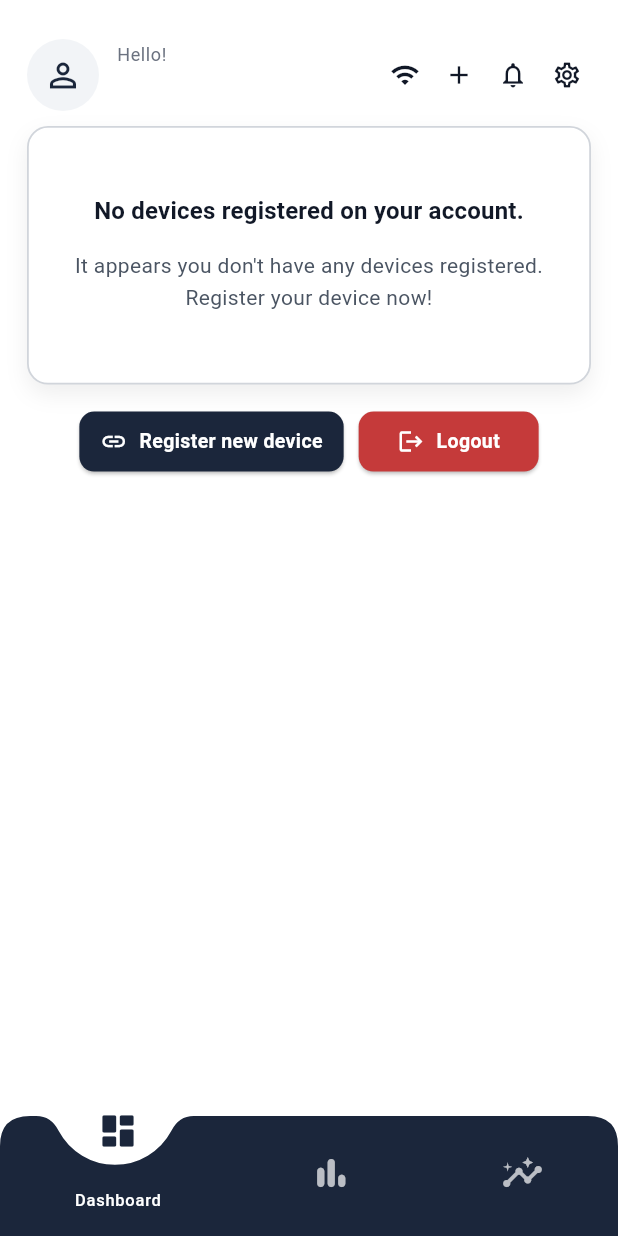
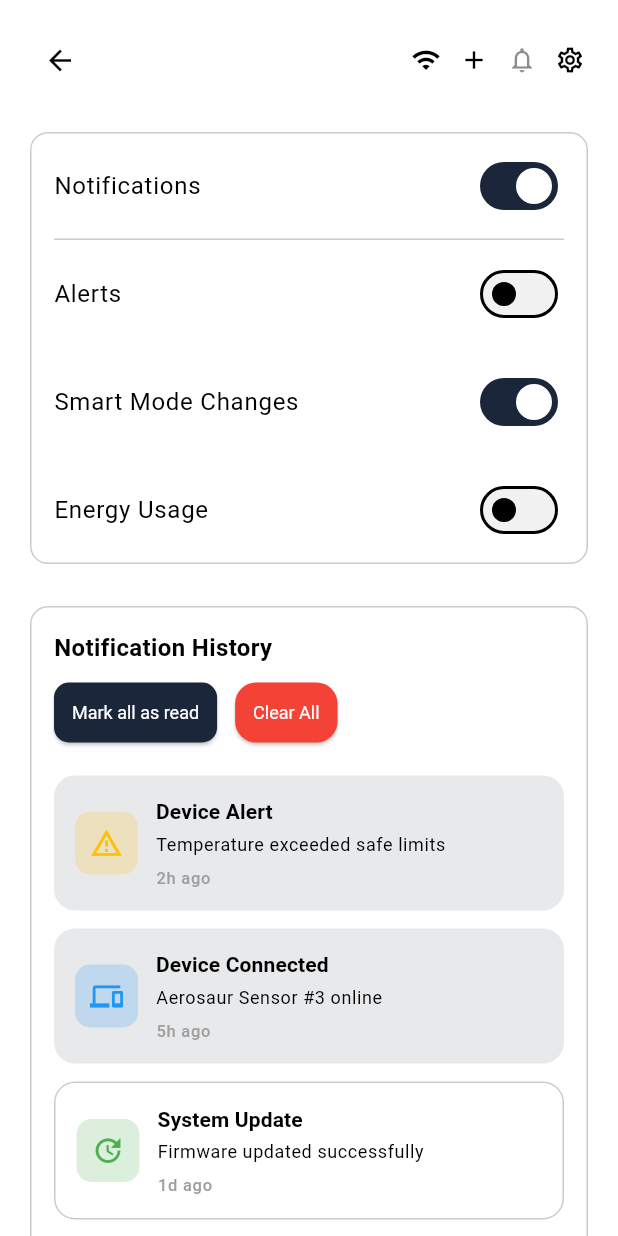
Before and after one commit to RedPatata13/aerosaurreal, a Flutter app: the HomeContent screen opened directly, after a tap on the "notifications none" icon, on a phone screen of 412 x 824 dp. Run offline on Flutter 3.47's test engine with Material 3 defaults, Android fonts, the light colour scheme and no system bars; our stand-ins replace cloud_firestore, firebase_auth, firebase_core, flutter_dotenv, google_sign_in, permission_handler; missing offline and left inert: app_settings, network_info_plus; accounts and stored records are empty; project files that could hold a hidden picture were left out.

Commit message:
notif ui

```diff
--- a/lib/main.dart
+++ b/lib/main.dart
@@ -10,7 +10,7 @@ import 'pages/device_management/device_management.dart';
 import 'package:flutter_dotenv/flutter_dotenv.dart';
 import 'theme/app_theme.dart';
 import 'routes/routes.dart';
-import 'pages/notfications.dart';
+import 'pages/notifications/notfications.dart';
 import 'pages/device_management/device_management_args.dart';
 import 'pages/location_gate.dart';
 
@@ -61,7 +61,7 @@ class _MyAppState extends State<MyApp> {
         AppRoutes.login: (_) => const LoginPage(),
         AppRoutes.home: (_) => const LocationGate(child: HomePage()),
         AppRoutes.settings: (_) => const SettingsPage(),
-        AppRoutes.notifications: (_) => const NotficationsPage(),
+        AppRoutes.notifications: (_) => const NotificationsPage(),
       },
 
       onGenerateRoute: (settings) {
--- a/lib/pages/home/widgets/home_header.dart
+++ b/lib/pages/home/widgets/home_header.dart
@@ -2,6 +2,7 @@ import 'package:flutter/material.dart';
 import '../../settings/settings.dart';
 import '../../../platform/system_settings.dart';
 import 'top_icon_button.dart';
+import '../../../routes/routes.dart';
 
 class HomeHeader extends StatelessWidget {
   final String username;
@@ -96,17 +97,19 @@ class HomeHeader extends StatelessWidget {
           ),
           const SizedBox(width: 4),
           TopIconButton(
-            onPressed: () {},
+            onPressed: () {
+              Navigator.of(context).pushNamed(AppRoutes.notifications);
+            },
             icon: Icons.notifications_none,
             tooltip: 'Notifications',
             color: iconColor,
           ),
+
           const SizedBox(width: 4),
+
           TopIconButton(
             onPressed: () {
-              Navigator.of(context).push(
-                MaterialPageRoute(builder: (context) => const SettingsPage()),
-              );
+              Navigator.of(context).pushNamed(AppRoutes.settings);
             },
             icon: Icons.settings_outlined,
             tooltip: 'Settings',
--- a/lib/pages/notfications.dart
+++ /dev/null
@@ -1,13 +0,0 @@
-import 'package:flutter/material.dart';
-
-class NotficationsPage extends StatelessWidget {
-  const NotficationsPage({super.key});
-
-  @override
-  Widget build(BuildContext context) {
-    return Scaffold(
-      appBar: AppBar(title: const Text('Notifications')),
-      body: const Center(child: Text('Notifications Page Content')),
-    );
-  }
-}
--- /dev/null
+++ b/lib/pages/notifications/notfications.dart
@@ -0,0 +1,225 @@
+import 'package:flutter/material.dart';
+import 'widgets/toggle_section.dart';
+import 'widgets/notification_card.dart';
+import '/../components/topnavbar.dart'; // import your TopNavbar
+import '/../enum/active_icon.dart';
+import '/../routes/routes.dart';
+
+class NotificationsPage extends StatefulWidget {
+  const NotificationsPage({super.key});
+
+  @override
+  State<NotificationsPage> createState() => _NotificationsPageState();
+}
+
+class _NotificationsPageState extends State<NotificationsPage> {
+  // Toggle states
+  bool notifications = true;
+  bool alerts = false;
+  bool smartModeChanges = true;
+  bool energyUsage = false;
+
+  // Sample notification items with read status
+  List<Map<String, dynamic>> notificationItems = [
+    {
+      "title": "Device Alert",
+      "message": "Temperature exceeded safe limits",
+      "time": "2h ago",
+      "icon": Icons.warning_amber_outlined,
+      "isRead": false,
+      "type": NotificationType.warning,
+    },
+    {
+      "title": "Device Connected",
+      "message": "Aerosaur Sensor #3 online",
+      "time": "5h ago",
+      "icon": Icons.devices,
+      "isRead": false,
+      "type": NotificationType.info,
+    },
+    {
+      "title": "System Update",
+      "message": "Firmware updated successfully",
+      "time": "1d ago",
+      "icon": Icons.update,
+      "isRead": true,
+      "type": NotificationType.smartMode,
+    },
+    {
+      "title": "Energy Report",
+      "message": "Daily consumption is high",
+      "time": "1d ago",
+      "icon": Icons.bolt,
+      "isRead": false,
+      "type": NotificationType.energy,
+    },
+  ];
+
+  @override
+  Widget build(BuildContext context) {
+    final theme = Theme.of(context);
+
+    return Scaffold(
+      body: SafeArea(
+        child: SingleChildScrollView(
+          padding: const EdgeInsets.all(16.0),
+          child: Column(
+            children: [
+              // ---- Top Navbar ----
+              TopNavbar(
+                iconColor: theme.brightness == Brightness.dark
+                    ? Colors.white
+                    : Colors.black,
+                onBack: () => Navigator.of(context).pop(),
+                activeAdd: false,
+                onAdd: () {}, // optional add action
+                onNotifications: () {},
+                onSettings: () =>
+                    Navigator.of(context).pushNamed(AppRoutes.settings),
+                onWifi: () {},
+                activeIcon: TopNavActiveIcon.notifications,
+              ),
+
+              const SizedBox(height: 20),
+
+              // ---- Notification Toggles ----
+              NotificationToggleSection(
+                items: [
+                  NotificationToggleItem(
+                    label: "Notifications",
+                    value: notifications,
+                    onChanged: (v) => setState(() => notifications = v),
+                  ),
+                  if (notifications) ...[
+                    NotificationToggleItem(
+                      label: "Alerts",
+                      value: alerts,
+                      onChanged: (v) => setState(() => alerts = v),
+                    ),
+                    NotificationToggleItem(
+                      label: "Smart Mode Changes",
+                      value: smartModeChanges,
+                      onChanged: (v) => setState(() => smartModeChanges = v),
+                    ),
+                    NotificationToggleItem(
+                      label: "Energy Usage",
+                      value: energyUsage,
+                      onChanged: (v) => setState(() => energyUsage = v),
+                    ),
+                  ],
+                ],
+              ),
+
+              const SizedBox(height: 20),
+
+              // ---- Notification History ----
+              if (notifications)
+                Card(
+                  shape: RoundedRectangleBorder(
+                    borderRadius: BorderRadius.circular(12),
+                    side: BorderSide(color: theme.dividerColor),
+                  ),
+                  elevation: 0,
+                  child: Padding(
+                    padding: const EdgeInsets.all(16.0),
+                    child: Column(
+                      crossAxisAlignment: CrossAxisAlignment.start,
+                      children: [
+                        // Header
+                        const Text(
+                          'Notification History',
+                          style: TextStyle(
+                            fontWeight: FontWeight.bold,
+                            fontSize: 16,
+                          ),
+                        ),
+                        const SizedBox(height: 8),
+
+                        // Buttons below header
+                        Row(
+                          children: [
+                            ElevatedButton(
+                              onPressed: () {
+                                setState(() {
+                                  for (var item in notificationItems) {
+                                    item['isRead'] = true;
+                                  }
+                                });
+                              },
+                              style: ElevatedButton.styleFrom(
+                                backgroundColor:
+                                    theme.primaryColor, // Accent color
+                                foregroundColor: Colors.white, // Text color
+                                padding: const EdgeInsets.symmetric(
+                                  horizontal: 12,
+                                  vertical: 4,
+                                ),
+                                shape: RoundedRectangleBorder(
+                                  borderRadius: BorderRadius.circular(10),
+                                ),
+                                textStyle: const TextStyle(fontSize: 12),
+                              ),
+                              child: const Text('Mark all as read'),
+                            ),
+                            const SizedBox(width: 12),
+                            ElevatedButton(
+                              onPressed: () {
+                                setState(() => notificationItems.clear());
+                              },
+                              style: ElevatedButton.styleFrom(
+                                backgroundColor: Colors.red,
+                                foregroundColor: Colors.white,
+                                padding: const EdgeInsets.symmetric(
+                                  horizontal: 12,
+                                  vertical: 4,
+                                ),
+                                shape: RoundedRectangleBorder(
+                                  borderRadius: BorderRadius.circular(14),
+                                ),
+                                textStyle: const TextStyle(fontSize: 12),
+                              ),
+                              child: const Text('Clear All'),
+                            ),
+                          ],
+                        ),
+                        const SizedBox(height: 12),
+
+                        // Notification list
+                        if (notificationItems.isEmpty)
+                          Center(
+                            child: Text(
+                              "No notifications",
+                              style: theme.textTheme.bodyMedium,
+                            ),
+                          )
+                        else
+                          Column(
+                            children: notificationItems
+                                .map(
+                                  (item) => Padding(
+                                    padding: const EdgeInsets.symmetric(
+                                      vertical: 6.0,
+                                    ),
+                                    child: NotificationCard(
+                                      title: item['title'],
+                                      message: item['message'],
+                                      time: item['time'],
+                                      icon: item['icon'],
+                                      isRead: item['isRead'] ?? false,
+                                      type: item['type'], // pass type
+                                    ),
+                                  ),
+                                )
+                                .toList(),
+                          ),
+                      ],
+                    ),
+                  ),
+                ),
+            ],
+          ),
+        ),
+      ),
+    );
+  }
+}
--- /dev/null
+++ b/lib/pages/notifications/widgets/notification_card.dart
@@ -0,0 +1,94 @@
+import 'package:flutter/material.dart';
+
+enum NotificationType { warning, alert, info, smartMode, energy }
+
+class NotificationCard extends StatelessWidget {
+  final String title;
+  final String message;
+  final String time;
+  final IconData icon;
+  final bool isRead;
+  final NotificationType type; // <-- new field
+
+  const NotificationCard({
+    super.key,
+    required this.title,
+    required this.message,
+    required this.time,
+    required this.icon,
+    required this.isRead,
+    required this.type, // required
+  });
+
+  // Map notification type to color
+  Color getIconColor(BuildContext context) {
+    switch (type) {
+      case NotificationType.warning:
+        return Colors.amber; // yellow
+      case NotificationType.alert:
+        return Colors.red;
+      case NotificationType.info:
+        return Colors.blue;
+      case NotificationType.smartMode:
+        return Colors.green;
+      case NotificationType.energy:
+        return Colors.orange;
+      default:
+        return Theme.of(context).colorScheme.primary;
+    }
+  }
+
+  @override
+  Widget build(BuildContext context) {
+    final theme = Theme.of(context);
+
+    return Container(
+      padding: const EdgeInsets.all(14),
+      decoration: BoxDecoration(
+        color: isRead
+            ? Colors.transparent
+            : theme.colorScheme.primary.withOpacity(0.1),
+        borderRadius: BorderRadius.circular(14),
+        border: isRead
+            ? Border.all(color: theme.dividerColor)
+            : null, // outline for read
+      ),
+      child: Row(
+        children: [
+          // Icon with dynamic color
+          Container(
+            padding: const EdgeInsets.all(10),
+            decoration: BoxDecoration(
+              color: getIconColor(context).withOpacity(0.2),
+              borderRadius: BorderRadius.circular(10),
+            ),
+            child: Icon(icon, color: getIconColor(context), size: 22),
+          ),
+          const SizedBox(width: 12),
+          Expanded(
+            child: Column(
+              crossAxisAlignment: CrossAxisAlignment.start,
+              children: [
+                Text(
+                  title,
+                  style: theme.textTheme.titleSmall?.copyWith(
+                    fontWeight: FontWeight.w600,
+                  ),
+                ),
+                const SizedBox(height: 4),
+                Text(message, style: theme.textTheme.bodySmall),
+                const SizedBox(height: 6),
+                Text(
+                  time,
+                  style: theme.textTheme.labelSmall?.copyWith(
+                    color: Colors.grey,
+                  ),
+                ),
+              ],
+            ),
+          ),
+        ],
+      ),
+    );
+  }
+}
--- /dev/null
+++ b/lib/pages/notifications/widgets/toggle_section.dart
@@ -0,0 +1,58 @@
+import 'package:flutter/material.dart';
+
+class NotificationToggleSection extends StatelessWidget {
+  final List<NotificationToggleItem> items;
+
+  const NotificationToggleSection({super.key, required this.items});
+
+  @override
+  Widget build(BuildContext context) {
+    final theme = Theme.of(context);
+
+    return Card(
+      shape: RoundedRectangleBorder(
+        borderRadius: BorderRadius.circular(12),
+        side: BorderSide(color: theme.dividerColor, width: 1),
+      ),
+      elevation: 0,
+      child: Column(
+        children: List.generate(items.length, (index) {
+          final item = items[index];
+          return Column(
+            children: [
+              // Add vertical padding inside SwitchListTile
+              Padding(
+                padding: const EdgeInsets.symmetric(vertical: 8),
+                child: SwitchListTile(
+                  title: Text(item.label),
+                  value: item.value,
+                  onChanged: item.onChanged,
+                  contentPadding: const EdgeInsets.symmetric(horizontal: 16),
+                ),
+              ),
+
+              // Only divider between Notifications and Alerts
+              if (index == 0)
+                Padding(
+                  padding: const EdgeInsets.symmetric(horizontal: 16),
+                  child: Divider(height: 0, color: theme.dividerColor),
+                ),
+            ],
+          );
+        }),
+      ),
+    );
+  }
+}
+
+class NotificationToggleItem {
+  final String label;
+  final bool value;
+  final ValueChanged<bool> onChanged;
+
+  NotificationToggleItem({
+    required this.label,
+    required this.value,
+    required this.onChanged,
+  });
+}
```
